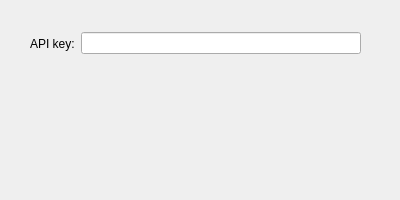
First picture: the form in contents/ui/settings_general.ui, repository KNIGHTTH0R/plasma-widget-bitcoinmonitor, before the edit.
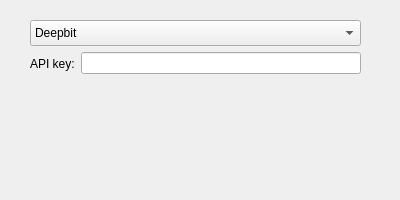
Second picture: the form after the edit. Custom widgets are drawn as their Qt base class.

Commit message: Add an initial BTCGuild support.

The edit to the form file:
```diff
--- a/contents/ui/settings_general.ui
+++ b/contents/ui/settings_general.ui
@@ -22,11 +22,31 @@
     <height>200</height>
    </size>
   </property>
+    <widget class="KComboBox" name="pool">
+   <property name="geometry">
+    <rect>
+     <x>30</x>
+     <y>20</y>
+     <width>331</width>
+     <height>26</height>
+    </rect>
+   </property>
+   <item>
+    <property name="text">
+     <string>Deepbit</string>
+    </property>
+   </item>
+   <item>
+    <property name="text">
+     <string>BTCguild</string>
+    </property>
+   </item>
+  </widget>
   <widget class="QWidget" name="layoutWidget">
    <property name="geometry">
     <rect>
      <x>30</x>
-     <y>30</y>
+     <y>50</y>
      <width>331</width>
      <height>27</height>
     </rect>
@@ -51,6 +71,11 @@
    <extends>QLineEdit</extends>
    <header>klineedit.h</header>
   </customwidget>
+  <customwidget>
+   <class>KComboBox</class>
+   <extends>QComboBox</extends>
+   <header>kcombobox.h</header>
+  </customwidget>
  </customwidgets>
  <resources/>
  <connections/>
```
The commit also changes 1 other file.
